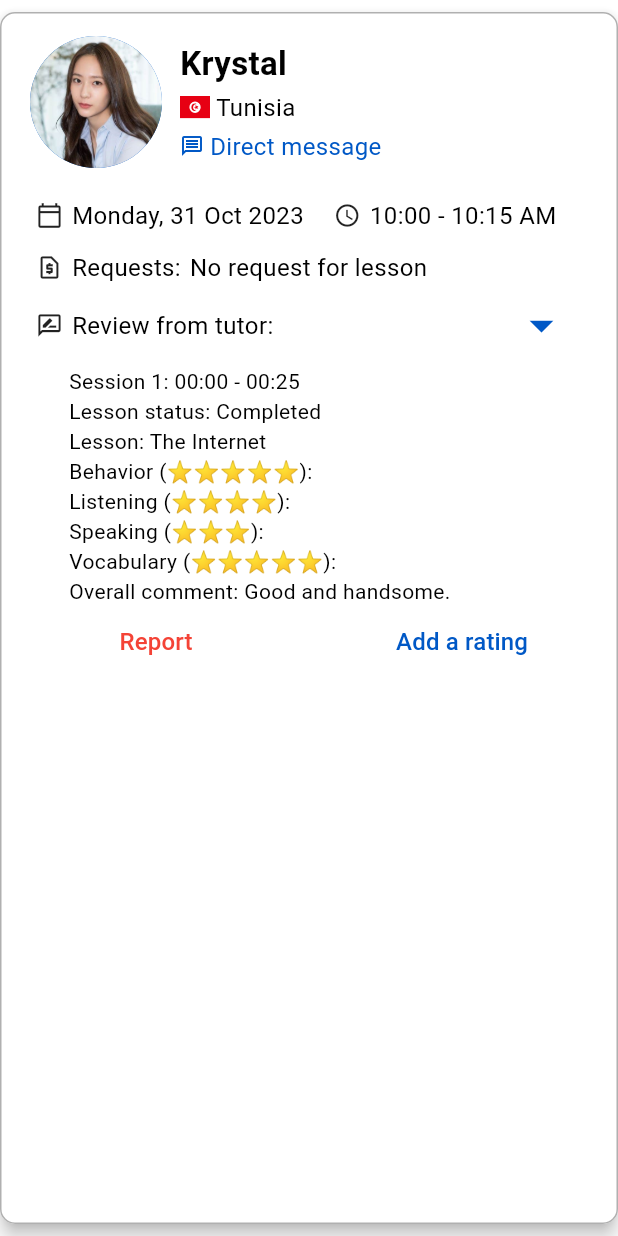
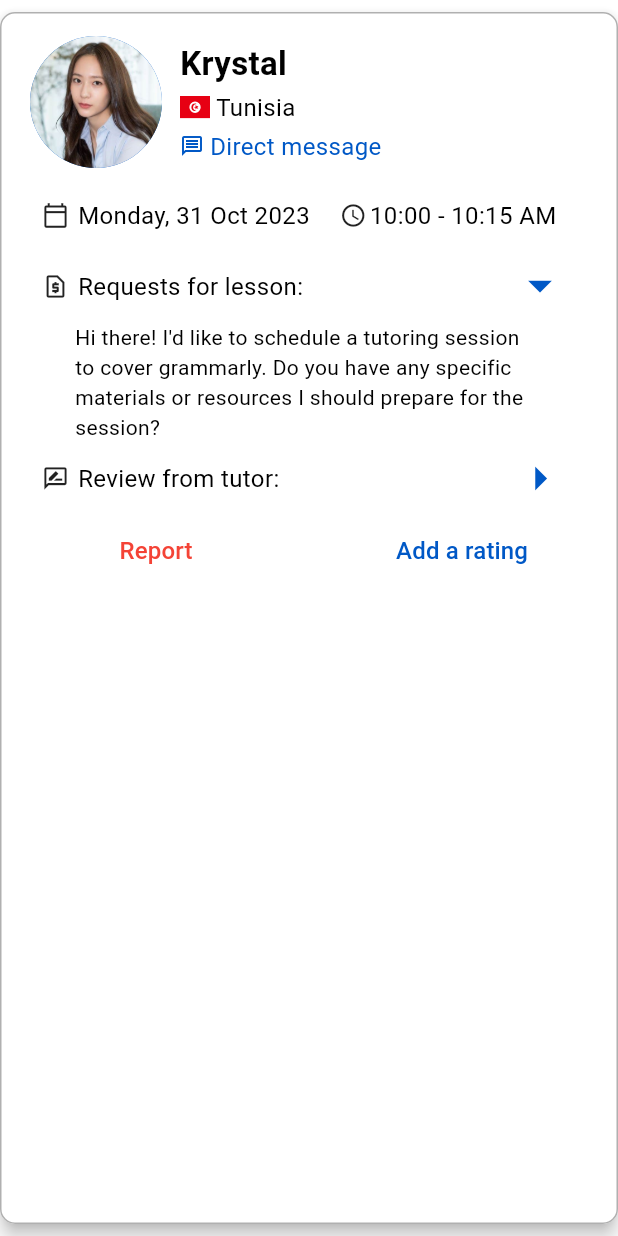
Before and after one commit to luuquang200/let_tutor, a Flutter app: the HistoryCard widget shown alone on an empty page, opened directly, after a tap on the "arrow right" icon, on a phone screen of 412 x 824 dp. Run offline on Flutter 3.47's test engine with Material 2 defaults, Android fonts, the phone set to English and light mode, and no system bars; our stand-ins replace flutter_svg; missing offline and left inert: number_paginator.

```diff
--- a/lib/presentation/widgets/history_card.dart
+++ b/lib/presentation/widgets/history_card.dart
@@ -12,6 +12,7 @@ class HistoryCard extends StatefulWidget {
 
 class _HistoryCardState extends State<HistoryCard> {
   bool isReviewExpanded = false;
+  bool isRequestExpanded = false;
 
   @override
   Widget build(BuildContext context) {
@@ -120,7 +121,7 @@ class _HistoryCardState extends State<HistoryCard> {
         children: [
           GestureDetector(
             onTap: () {
-              // Navigator.pushNamed(context, Routes.teacherDetail);
+              Routes.navigateTo(context, Routes.tutorDetail);
             },
             child: Text(
               'Krystal',
@@ -207,7 +208,7 @@ class _HistoryCardState extends State<HistoryCard> {
 
   _timeInfo() {
     return const Padding(
-        padding: EdgeInsets.symmetric(horizontal: 16),
+        padding: EdgeInsets.symmetric(horizontal: 20),
         child: Row(
           children: [
             Icon(Icons.calendar_today_outlined, size: 18),
@@ -215,7 +216,7 @@ class _HistoryCardState extends State<HistoryCard> {
             Text('Monday, 31 Oct 2023', style: CustomTextStyle.bodyRegular),
             SizedBox(width: 20),
             Icon(Icons.access_time_outlined, size: 18),
-            SizedBox(width: 6),
+            SizedBox(width: 2),
             Text('10:00 - 10:15 AM', style: CustomTextStyle.bodyRegular),
           ],
         ));
@@ -223,10 +224,11 @@ class _HistoryCardState extends State<HistoryCard> {
 
   _requestForLesson(BuildContext context) {
     return Padding(
-        padding: EdgeInsets.symmetric(horizontal: 16),
-        child: Row(
+        padding: const EdgeInsets.symmetric(horizontal: 20),
+        child: Column(
           children: [
-            // _showEditRequestButton(context),
+            Row(
+              children: [
                 Icon(
                   Icons.request_page_outlined,
                   size: 18,
@@ -235,19 +237,43 @@ class _HistoryCardState extends State<HistoryCard> {
                 Expanded(
                   child: Row(
                     children: [
-                Text('Requests:', style: CustomTextStyle.bodyRegular),
+                      Text('Requests for lesson:',
+                          style: CustomTextStyle.bodyRegular),
                       SizedBox(width: 6),
-                Text('No request for lesson',
-                    style: CustomTextStyle.bodyRegular),
                     ],
+                  ),
+                ),
+                IconButton(
+                    onPressed: () {
+                      setState(() {
+                        isRequestExpanded = !isRequestExpanded;
+                      });
+                    },
+                    alignment: Alignment.topCenter,
+                    padding: EdgeInsets.zero,
+                    icon: Icon(
+                      isRequestExpanded
+                          ? Icons.arrow_drop_down_sharp
+                          : Icons.arrow_right_sharp,
+                      size: 38,
+                      color: Theme.of(context).primaryColor,
                     )),
+              ],
+            ),
+            Visibility(
+                visible: isRequestExpanded,
+                child: Padding(
+                  padding: EdgeInsets.symmetric(horizontal: 22),
+                  child: Text(
+                      'Hi there! I\'d like to schedule a tutoring session to cover grammarly. Do you have any specific materials or resources I should prepare for the session?'),
+                ))
           ],
         ));
   }
 
   _reviewFromTutor() {
     return Padding(
-        padding: const EdgeInsets.symmetric(horizontal: 16),
+        padding: const EdgeInsets.symmetric(horizontal: 20),
         child: Column(
           crossAxisAlignment: CrossAxisAlignment.start,
           children: [
@@ -273,6 +299,7 @@ class _HistoryCardState extends State<HistoryCard> {
                         isReviewExpanded = !isReviewExpanded;
                       });
                     },
+                    padding: EdgeInsets.zero,
                     icon: Icon(
                       isReviewExpanded
                           ? Icons.arrow_drop_down_sharp
--- a/pubspec.yaml
+++ b/pubspec.yaml
@@ -37,6 +37,7 @@ dependencies:
   cupertino_icons: ^1.0.2
   flutter_svg: ^2.0.7
   intl: ^0.17.0
+  number_paginator: ^0.4.0
 
 dev_dependencies:
   flutter_test:
```
Also changed, not shown: lib/presentation/screen/account_screen.dart (+9 -3 lines), lib/presentation/screen/schedule_screen.dart (+27 -13 lines), lib/presentation/screen/tutor_list_screen.dart (+9 -2 lines), pubspec.lock. Lines whose indentation alone changed are shown as unchanged.
